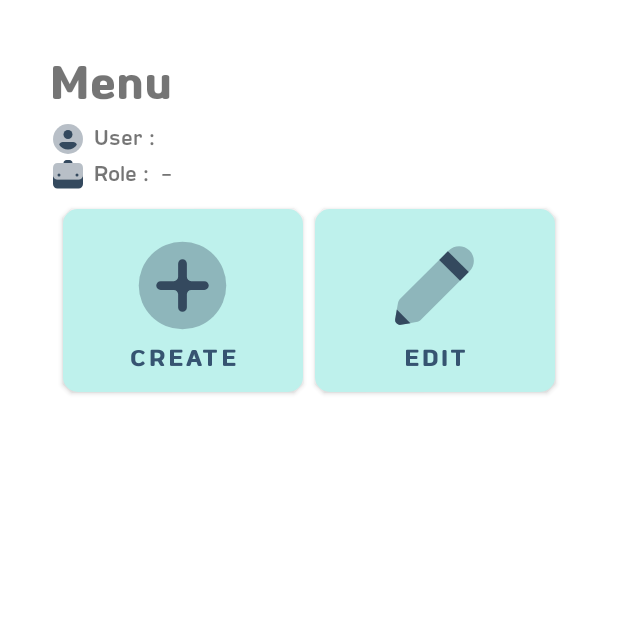
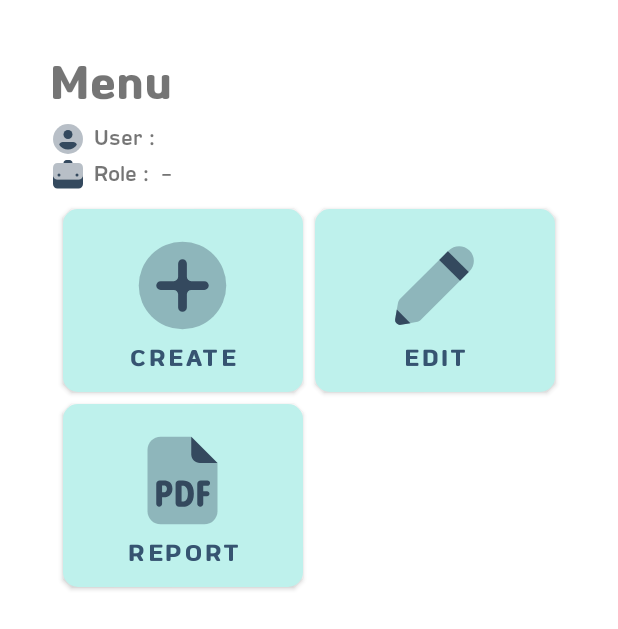
Before and after one commit to ronnelraz/swinePC, an Android app: the inv_form screen opened directly, with no data from a screen before it, on a phone screen of 412 x 824 dp. Shown: the top 629 px of the screen. Run offline under Robolectric (Android 15) with nearby library versions, the phone set to English and light mode, and no system bars; our stand-ins replace ButterKnife; libraries missing offline, so code that uses them is left out: cn.pedant, com.github.hariprasanths.bounceview, com.novoda.merlin; 2 statements that could not run were skipped.

Commit message:
20/05/2022

```diff
--- a/app/src/main/java/com/ronnelrazo/physical_counting/inv_form.java
+++ b/app/src/main/java/com/ronnelrazo/physical_counting/inv_form.java
@@ -42,4 +42,8 @@ public class inv_form extends AppCompatActivity {
     public void create(View view) {
         data.intent(Farm_categories.class,  this);
     }
+
+    public void pdf(View view) {
+
+    }
 }
--- a/app/src/main/java/com/ronnelrazo/physical_counting/tab_from.java
+++ b/app/src/main/java/com/ronnelrazo/physical_counting/tab_from.java
@@ -75,7 +75,7 @@ public class tab_from extends AppCompatActivity {
         sharedPref = new SharedPref(this);
 
         //clear data first before fetch save all datas
-//        data.clearAll(str_orgcode,str_farmcode);
+        data.clearAll(str_orgcode,str_farmcode);
 
         headerDetails[0].setText(str_types);
         headerDetails[1].setText(str_orgcode);
@@ -408,7 +408,7 @@ public class tab_from extends AppCompatActivity {
                     boolean success = jsonResponse.getBoolean("success");
                     String remark = jsonResponse.getString("message");
                     if(success){
-                        Toast.makeText(getApplicationContext(), remark, Toast.LENGTH_LONG).show();
+//                        Toast.makeText(getApplicationContext(), remark, Toast.LENGTH_LONG).show();
                     }
                     else{
                         Toast.makeText(getApplicationContext(), "error", Toast.LENGTH_LONG).show();
--- /dev/null
+++ b/app/src/main/res/drawable/icons8_pdf_1.xml
@@ -0,0 +1,23 @@
+<vector xmlns:android="http://schemas.android.com/apk/res/android"
+    android:width="24dp"
+    android:height="24dp"
+    android:viewportWidth="24"
+    android:viewportHeight="24">
+  <path
+      android:pathData="M4,19V5c0,-1.657 1.343,-3 3,-3h7l6,6v11c0,1.657 -1.343,3 -3,3H7C5.343,22 4,20.657 4,19z"
+      android:strokeAlpha="0.35"
+      android:fillColor="#FFFFFF"
+      android:fillAlpha="0.35"/>
+  <path
+      android:pathData="M14,6V2l6,6h-4C14.895,8 14,7.105 14,6z"
+      android:fillColor="#FFFFFF"/>
+  <path
+      android:pathData="M9.703,13.881c0,1.638 -1.325,1.932 -1.788,1.932H7.331v1.521C7.331,17.702 7.033,18 6.665,18h0C6.298,18 6,17.702 6,17.335v-4.543C6,12.354 6.354,12 6.791,12h1.073C8.314,12 9.703,12.17 9.703,13.881zM8.432,13.907c0,-0.679 -0.483,-0.763 -0.67,-0.763H7.331v1.568h0.432C7.949,14.712 8.432,14.585 8.432,13.907z"
+      android:fillColor="#FFFFFF"/>
+  <path
+      android:pathData="M14.596,15.017c0,2.273 -1.216,2.983 -2.492,2.983h-0.895c-0.437,0 -0.791,-0.354 -0.791,-0.791v-4.417c0,-0.437 0.354,-0.791 0.791,-0.791h0.895C13.427,12 14.596,12.745 14.596,15.017zM13.231,15.017c0,-1.587 -0.783,-1.831 -1.11,-1.831H11.79v3.626h0.331C12.448,16.813 13.231,16.605 13.231,15.017z"
+      android:fillColor="#FFFFFF"/>
+  <path
+      android:pathData="M16.738,13.221v1.228h0.872c0.309,0 0.559,0.25 0.559,0.559v0.042c0,0.309 -0.25,0.559 -0.559,0.559h-0.864v1.704c0,0.379 -0.307,0.686 -0.686,0.686l0,0c-0.379,0 -0.686,-0.307 -0.686,-0.686v-4.522c0,-0.437 0.354,-0.791 0.791,-0.791h1.535c0.33,0 0.598,0.268 0.598,0.598v0.026c0,0.33 -0.268,0.598 -0.598,0.598H16.738z"
+      android:fillColor="#FFFFFF"/>
+</vector>
--- a/app/src/main/res/layout/activity_inv_form.xml
+++ b/app/src/main/res/layout/activity_inv_form.xml
@@ -97,6 +97,28 @@
                 android:textStyle="bold"
                 android:text="Edit" />
 
+
+            <com.google.android.material.button.MaterialButton
+                android:id="@+id/pdf"
+                android:onClick="pdf"
+                android:fontFamily="@font/cpf_imm_sook_bold"
+                android:layout_width="0dp"
+                android:layout_height="wrap_content"
+                android:layout_columnWeight="1"
+                android:gravity="center"
+                android:layout_gravity="fill_horizontal"
+                android:background="@drawable/radius_border"
+                app:backgroundTint="#BEF1EC"
+                app:iconTint="@color/black"
+                app:elevation="10dp"
+                app:icon="@drawable/icons8_pdf_1"
+                app:iconGravity="textTop"
+                app:iconSize="70sp"
+                android:textSize="20sp"
+                android:textColor="#365471"
+                android:textStyle="bold"
+                android:text="Report" />
+
 <!--            <TextView-->
 <!--                android:layout_width="0dp"-->
 <!--                android:layout_height="100dp"-->
```
Also changed, not shown: app/src/main/java/com/ronnelrazo/physical_counting/adapter/Adapter_Checklist.java (+26 -3 lines), 19 other files.
